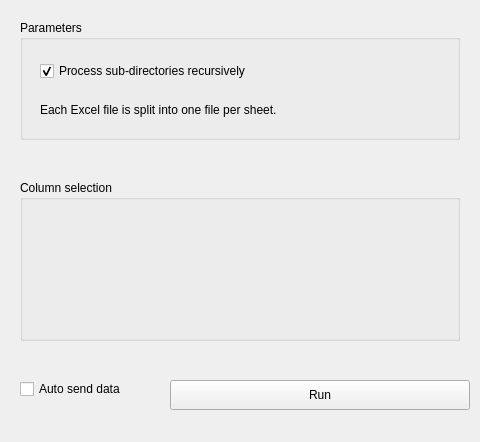
Above: orangecontrib/AAIT/widgets/designer/owsplitexcelsheets.ui from TigerODM/TigerODM before the change. Below: the same form after it.
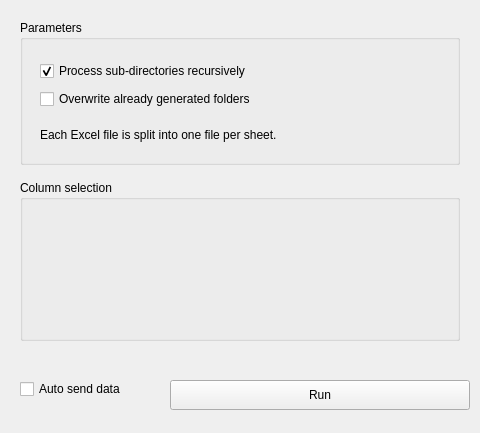
That is the form after the change.

What changed in the file:
```diff
--- a/orangecontrib/AAIT/widgets/designer/owsplitexcelsheets.ui
+++ b/orangecontrib/AAIT/widgets/designer/owsplitexcelsheets.ui
@@ -7,7 +7,7 @@
     <x>0</x>
     <y>0</y>
     <width>480</width>
-    <height>442</height>
+    <height>433</height>
    </rect>
   </property>
   <property name="windowTitle">
@@ -19,7 +19,7 @@
      <x>20</x>
      <y>20</y>
      <width>440</width>
-     <height>120</height>
+     <height>145</height>
     </rect>
    </property>
    <property name="title">
@@ -41,11 +41,30 @@
      <bool>true</bool>
     </property>
    </widget>
+   <widget class="QCheckBox" name="checkBox_overwrite">
+    <property name="geometry">
+     <rect>
+      <x>20</x>
+      <y>68</y>
+      <width>400</width>
+      <height>22</height>
+     </rect>
+    </property>
+    <property name="toolTip">
+     <string>À cocher lorsque les données source ont été mises à jour : le dossier _sheets existant est supprimé puis régénéré.</string>
+    </property>
+    <property name="text">
+     <string>Overwrite already generated folders</string>
+    </property>
+    <property name="checked">
+     <bool>false</bool>
+    </property>
+   </widget>
    <widget class="QLabel" name="label">
     <property name="geometry">
      <rect>
       <x>20</x>
-      <y>75</y>
+      <y>100</y>
       <width>390</width>
       <height>30</height>
      </rect>
```
